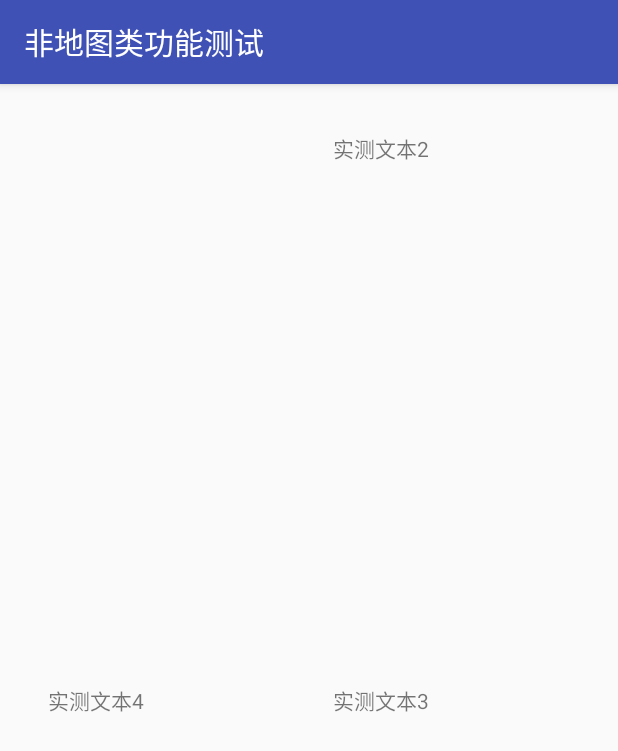
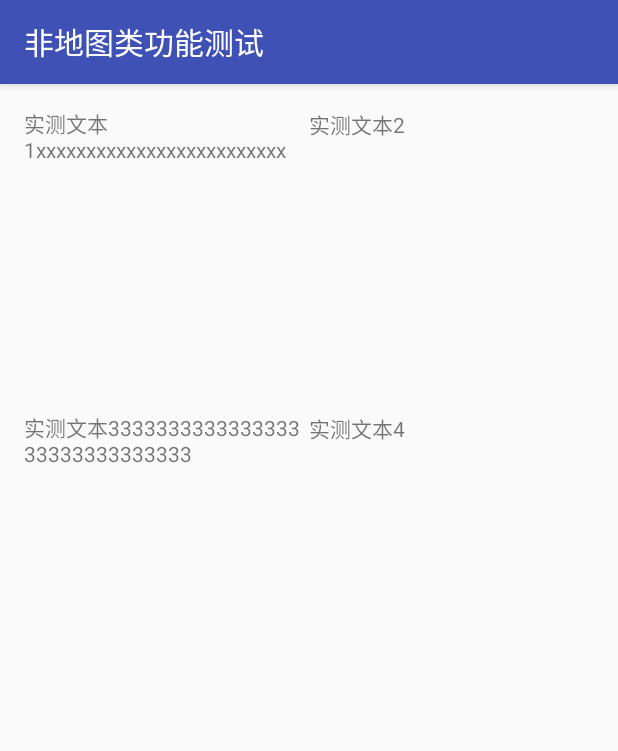
Before and after one commit to 1Patience-and-1careful/AndroidLearning, an Android app: the SimpleViewGroupActivity screen opened directly, with no data from a screen before it, on a phone screen of 412 x 824 dp. Shown: the top 751 px of the screen. Run offline under Robolectric (Android 15) with nearby library versions, the phone set to English and light mode, and no system bars.

Commit message:
自定义ViewGroup

```diff
--- a/app/src/main/java/com/geostar/solrtest/android/view/SimpleViewGroup.java
+++ b/app/src/main/java/com/geostar/solrtest/android/view/SimpleViewGroup.java
@@ -7,8 +7,6 @@ import android.util.AttributeSet;
 import android.util.Log;
 import android.view.View;
 import android.view.ViewGroup;
-import android.widget.FrameLayout;
-import android.widget.TextView;
 
 /**
  * 将所有子View 环形方式居中
@@ -37,21 +35,57 @@ public class SimpleViewGroup extends ViewGroup {
     }
 
     @Override
+    public LayoutParams generateLayoutParams(AttributeSet attrs) {
+        return super.generateLayoutParams(attrs);
+    }
+
+    @Override
     protected void onMeasure(int widthMeasureSpec, int heightMeasureSpec) {
-        FrameLayout fl;
-        TextView textView;
+        super.onMeasure(widthMeasureSpec, heightMeasureSpec);
+        // 获得它的父容器为它设置的测量模式和大小
+        int sizeWidth = MeasureSpec.getSize(widthMeasureSpec);
+        int sizeHeight = MeasureSpec.getSize(heightMeasureSpec);
+        int modeWidth = MeasureSpec.getMode(widthMeasureSpec); // 都是excat
+        int modeHeight = MeasureSpec.getMode(heightMeasureSpec);
+
         int count = getChildCount();
-        View child = null;
 
-        int cWidth,cHeight;
+        int[][] record = new int[4][2];
 
+        int childWidthMeasureSpec = 0;
+        int childHeightMeasureSpec = 0;
         for (int i = 0; i < count; i++) {
-            child = getChildAt(i);
-            child.getMeasuredWidth();
+            final View child = getChildAt(i);
+            if( child.getLayoutParams().width == LayoutParams.MATCH_PARENT ){
+                childWidthMeasureSpec = MeasureSpec.makeMeasureSpec(sizeWidth/2,MeasureSpec.EXACTLY);
+            }else if(child.getLayoutParams().width == LayoutParams.WRAP_CONTENT){
+                childWidthMeasureSpec = MeasureSpec.makeMeasureSpec(sizeWidth/2,MeasureSpec.AT_MOST);
+            }else{
+                childWidthMeasureSpec = MeasureSpec.makeMeasureSpec(child.getLayoutParams().width,MeasureSpec.EXACTLY);
+            }
+
+            if( child.getLayoutParams().height == LayoutParams.MATCH_PARENT ){
+                childHeightMeasureSpec = MeasureSpec.makeMeasureSpec(sizeHeight/2,MeasureSpec.EXACTLY);
+            }else if(child.getLayoutParams().height == LayoutParams.WRAP_CONTENT){
+                childHeightMeasureSpec = MeasureSpec.makeMeasureSpec(sizeHeight/2,MeasureSpec.AT_MOST);
+            }else{
+                childHeightMeasureSpec = MeasureSpec.makeMeasureSpec(child.getLayoutParams().height,MeasureSpec.EXACTLY);
+            }
+            child.measure(childWidthMeasureSpec,childHeightMeasureSpec);
+
+            int childHeight = child.getMeasuredHeight();
+            int childWidth = child.getMeasuredWidth();
+
+            record[i % 4][0] = Math.max(record[i % 4][0], childWidth);// 记录每个维度的最大值
+            record[i % 4][1] = Math.max(record[i % 4][1], childHeight);// 记录每个维度的最大值
         }
 
-        super.onMeasure(widthMeasureSpec, heightMeasureSpec);
+        int maxWidth = Math.max(record[0][0] + record[1][0], record[2][0] + record[3][0]);
+        int maxHeight = Math.max(record[0][1] + record[2][1], record[1][1] + record[3][1]);
 
+//        setMeasuredDimension(maxWidth,maxHeight);
+        setMeasuredDimension(modeWidth == MeasureSpec.EXACTLY ? sizeWidth : maxWidth,
+                modeHeight == MeasureSpec.EXACTLY ? sizeHeight : maxHeight);
     }
 
     @Override
@@ -60,8 +94,8 @@ public class SimpleViewGroup extends ViewGroup {
         View childView = null;
 
         int fourChildCount = 0;
-        int centerX = (l + r) / 2;
-        int centerY = (t + b) / 2;
+        int centerX = (r-l) / 2;
+        int centerY = (b-t) / 2;
 
         for (int i = 0; i < count; i++) {
             Log.d(TAG, "onLayout " + i + " View");
@@ -73,16 +107,17 @@ public class SimpleViewGroup extends ViewGroup {
 
             final int width = childView.getMeasuredWidth();
             final int height = childView.getMeasuredHeight();
-            childView.getWidth();
 
+            int cW = Math.min(centerX, width);
+            int cH = Math.min(centerY, height);
             if (fourChildCount == 1) {// top left
-                childView.layout(centerX - width, centerY - height, centerX, centerY);
+                childView.layout(0, 0, cW, cH);
             } else if (fourChildCount == 2) {
-                childView.layout(centerX, t, r, centerY);
+                childView.layout(centerX, 0, centerX+cW, cH);
             } else if (fourChildCount == 3) {
-                childView.layout(centerX, centerY, r, b);
+                childView.layout(0, centerY, cW, centerY+cH);
             } else if (fourChildCount == 4) {
-                childView.layout(l, centerY, centerX, b);
+                childView.layout(centerX, centerY,centerX+cW, centerY+cH);
             }
         }
     }
--- a/app/src/main/res/layout/activity_simple_view_group.xml
+++ b/app/src/main/res/layout/activity_simple_view_group.xml
@@ -1,5 +1,5 @@
 <?xml version="1.0" encoding="utf-8"?>
-<RelativeLayout xmlns:android="http://schemas.android.com/apk/res/android"
+<FrameLayout xmlns:android="http://schemas.android.com/apk/res/android"
     xmlns:tools="http://schemas.android.com/tools"
     android:id="@+id/activity_simple_view_group"
     android:layout_width="match_parent"
@@ -12,22 +12,22 @@
 
 
     <com.geostar.solrtest.android.view.SimpleViewGroup
-        android:layout_height="match_parent"
-        android:layout_width="match_parent">
+        android:layout_height="wrap_content"
+        android:layout_width="wrap_content">
         <TextView
-            android:layout_width="wrap_content"
-            android:layout_height="wrap_content"
-            android:text="实测文本1"/>
+            android:layout_width="match_parent"
+            android:layout_height="match_parent"
+            android:text="实测文本1xxxxxxxxxxxxxxxxxxxxxxxxx"/>
 
         <TextView
-            android:layout_width="wrap_content"
-            android:layout_height="wrap_content"
+            android:layout_width="match_parent"
+            android:layout_height="match_parent"
             android:text="实测文本2"/>
 
         <TextView
             android:layout_width="wrap_content"
             android:layout_height="wrap_content"
-            android:text="实测文本3"/>
+            android:text="实测文本333333333333333333333333333333"/>
 
         <TextView
             android:layout_width="wrap_content"
@@ -35,4 +35,4 @@
             android:text="实测文本4"/>
 
     </com.geostar.solrtest.android.view.SimpleViewGroup>
-</RelativeLayout>
+</FrameLayout>
```
